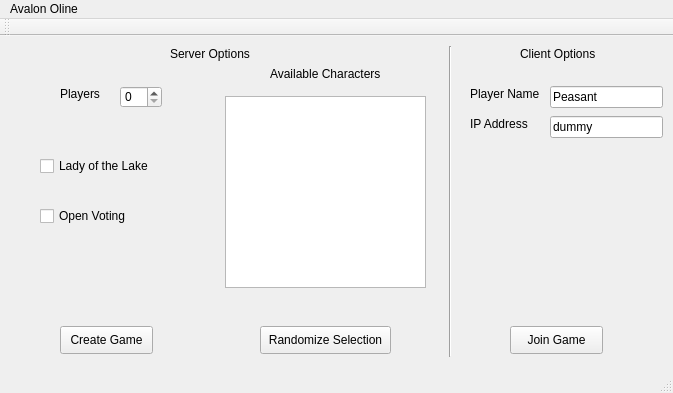
Qt form src/gui/optionswindow.ui (JRandomHacker/CS429-Avalon) before a commit.
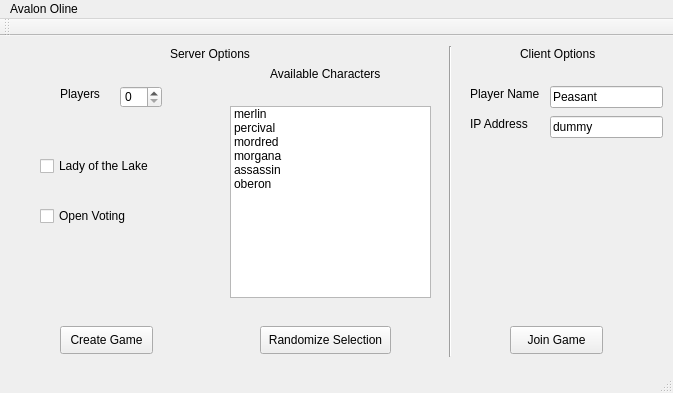
The same form after that commit.

Commit message: added role selection to gui

Patch:
```diff
--- a/src/gui/optionswindow.ui
+++ b/src/gui/optionswindow.ui
@@ -206,15 +206,48 @@
      <string>Available Characters</string>
     </property>
    </widget>
-   <widget class="QColumnView" name="columnView">
+   <widget class="QListWidget" name="listWidget">
     <property name="geometry">
      <rect>
-      <x>225</x>
-      <y>60</y>
+      <x>230</x>
+      <y>70</y>
       <width>201</width>
       <height>192</height>
      </rect>
     </property>
+    <property name="selectionMode">
+     <enum>QAbstractItemView::MultiSelection</enum>
+    </property>
+    <item>
+     <property name="text">
+      <string>merlin</string>
+     </property>
+    </item>
+    <item>
+     <property name="text">
+      <string>percival</string>
+     </property>
+    </item>
+    <item>
+     <property name="text">
+      <string>mordred</string>
+     </property>
+    </item>
+    <item>
+     <property name="text">
+      <string>morgana</string>
+     </property>
+    </item>
+    <item>
+     <property name="text">
+      <string>assassin</string>
+     </property>
+    </item>
+    <item>
+     <property name="text">
+      <string>oberon</string>
+     </property>
+    </item>
    </widget>
   </widget>
   <widget class="QMenuBar" name="menuBar">
```
Left out of the diff: 2 changed lines with no effect on the pictures. The commit also changes 3 other files.
